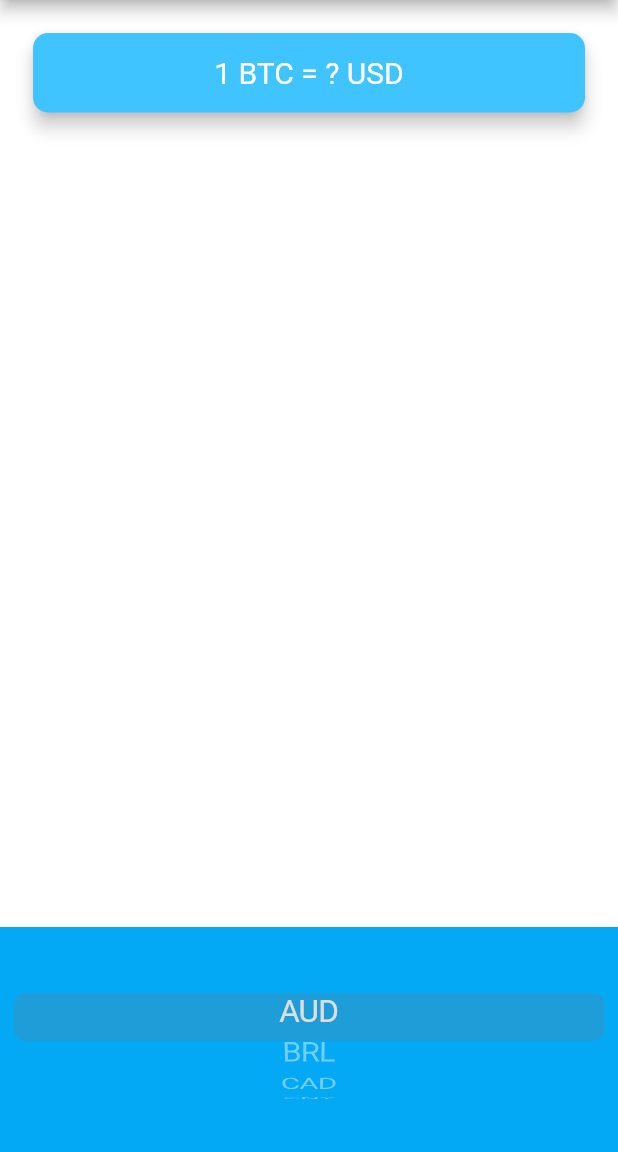
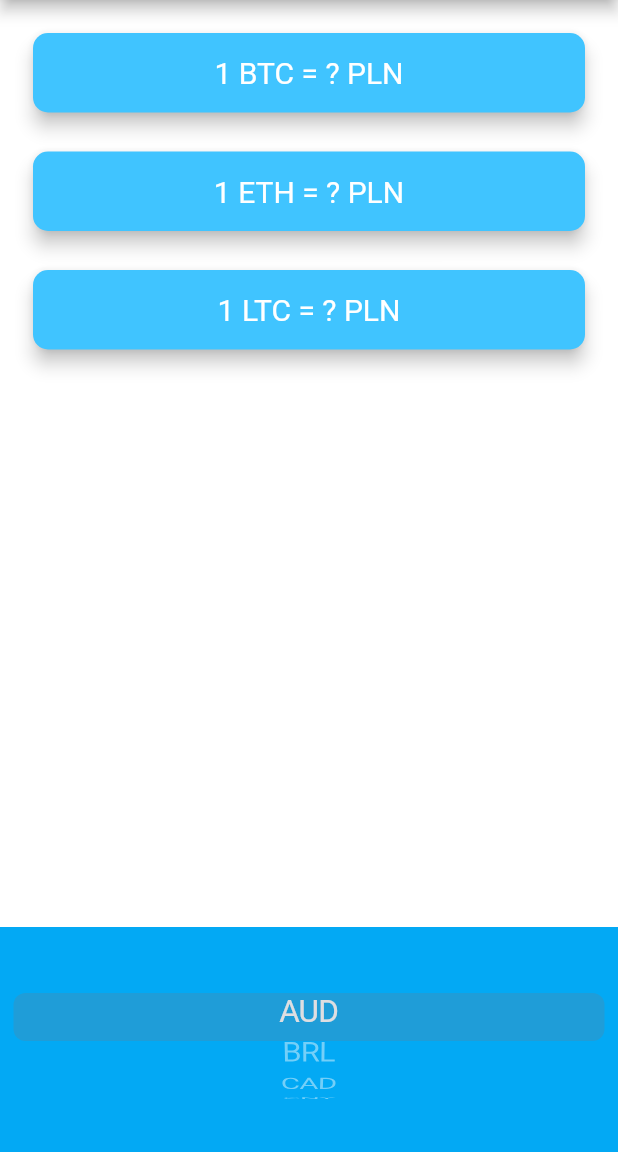
Before and after one commit to hshehabu/bitcoin-ticker-flutter, a Flutter app: the screen it shows after launch, on a phone screen of 412 x 824 dp, the part 84-1236 px from its top. Run offline on Flutter 3.47's test engine with Material 2 defaults, Android fonts, the phone set to English and light mode, and no system bars; network calls fail.

Commit message:
a lot happened

```diff
--- /dev/null
+++ b/lib/bitcoinCard.dart
@@ -0,0 +1,38 @@
+import 'package:flutter/material.dart';
+class BitcoinCard extends StatelessWidget {
+  const BitcoinCard({
+    Key key,
+    @required this.price,
+    @required this.coin,
+    @required this.selectedCurrency,
+  }) : super(key: key);
+
+  final String price;
+  final String coin;
+  final String selectedCurrency;
+
+  @override
+  Widget build(BuildContext context) {
+    return Padding(
+      padding: EdgeInsets.fromLTRB(18.0, 18.0, 18.0, 0),
+      child: Card(
+        color: Colors.lightBlueAccent,
+        elevation: 5.0,
+        shape: RoundedRectangleBorder(
+          borderRadius: BorderRadius.circular(10.0),
+        ),
+        child: Padding(
+          padding: EdgeInsets.symmetric(vertical: 15.0, horizontal: 28.0),
+          child: Text(
+            '1 $coin = $price $selectedCurrency',
+            textAlign: TextAlign.center,
+            style: TextStyle(
+              fontSize: 20.0,
+              color: Colors.white,
+            ),
+          ),
+        ),
+      ),
+    );
+  }
+}
--- a/lib/price_screen.dart
+++ b/lib/price_screen.dart
@@ -1,6 +1,8 @@
 import 'package:flutter/cupertino.dart';
 import 'package:flutter/material.dart';
+import 'bitcoinCard.dart';
 import 'coin_data.dart';
+import 'dart:io' show Platform;
 
 class PriceScreen extends StatefulWidget {
   @override
@@ -8,24 +10,86 @@ class PriceScreen extends StatefulWidget {
 }
 
 class _PriceScreenState extends State<PriceScreen> {
-  List<DropdownMenuItem> getDropDownMenuItems() {
+  String selectedCurrency = 'PLN';
+
+  DropdownButton<String> getDropDownButton() {
     List<DropdownMenuItem<String>> dropDownItems = [];
     for (String currency in currenciesList) {
       var newItem = DropdownMenuItem(child: Text(currency), value: currency);
       dropDownItems.add(newItem);
     }
-    return dropDownItems;
+    return DropdownButton<String>(
+      value: selectedCurrency,
+      items: dropDownItems,
+      onChanged: (value) {
+        setState(() {
+          selectedCurrency = value;
+          getData();
+        });
+      },
+    );
   }
 
-  List<Text> getPickerItems() {
+  CupertinoPicker getCupertinoPicker() {
     List<Text> pickerItems = [];
     for (String currency in currenciesList) {
-      pickerItems.add(Text(currency));
+      pickerItems.add(
+        Text(currency),
+      );
     }
-    return pickerItems;
+    return CupertinoPicker(
+      backgroundColor: Colors.lightBlue,
+      itemExtent: 32.0,
+      onSelectedItemChanged: (value) {
+        setState(() {
+          selectedCurrency = currenciesList[value];
+          getData();
+        });
+      },
+      children: pickerItems,
+    );
   }
 
-  String selectedCurrency = 'USD';
+  Map<String, String> cryptoCurrencies = {};
+  bool isWaiting = false;
+
+  void getData() async {
+    isWaiting = true;
+    try {
+      var data = await CoinData().getData(selectedCurrency);
+      isWaiting = false;
+      setState(
+        () {
+          cryptoCurrencies = data;
+        },
+      );
+    } catch (e) {
+      print(e);
+    }
+  }
+
+  @override
+  void initState() {
+    super.initState();
+    getData();
+  }
+
+  Column makeCards() {
+    List<BitcoinCard> cryptoCards = [];
+    for (String crypto in cryptoList) {
+      cryptoCards.add(
+        BitcoinCard(
+          coin: crypto,
+          selectedCurrency: selectedCurrency,
+          price: isWaiting ? '?' : cryptoCurrencies[crypto],
+        ),
+      );
+    }
+    return Column(
+      crossAxisAlignment: CrossAxisAlignment.stretch,
+      children: cryptoCards,
+    );
+  }
 
   @override
   Widget build(BuildContext context) {
@@ -36,39 +100,18 @@ class _PriceScreenState extends State<PriceScreen> {
       body: Column(
         mainAxisAlignment: MainAxisAlignment.spaceBetween,
         crossAxisAlignment: CrossAxisAlignment.stretch,
-        children: <Widget>[
-          Padding(
-            padding: EdgeInsets.fromLTRB(18.0, 18.0, 18.0, 0),
-            child: Card(
-              color: Colors.lightBlueAccent,
-              elevation: 5.0,
-              shape: RoundedRectangleBorder(
-                borderRadius: BorderRadius.circular(10.0),
-              ),
-              child: Padding(
-                padding: EdgeInsets.symmetric(vertical: 15.0, horizontal: 28.0),
-                child: Text(
-                  '1 BTC = ? USD',
-                  textAlign: TextAlign.center,
-                  style: TextStyle(
-                    fontSize: 20.0,
-                    color: Colors.white,
-                  ),
-                ),
-              ),
-            ),
+        children: [
+          Column(
+            children: [
+              makeCards(),
+            ],
           ),
           Container(
             height: 150.0,
             alignment: Alignment.center,
             padding: EdgeInsets.only(bottom: 30.0),
             color: Colors.lightBlue,
-            child: CupertinoPicker(
-              backgroundColor: Colors.lightBlue,
-              itemExtent: 32.0,
-              onSelectedItemChanged: (value) {},
-              children: getPickerItems(),
-            ),
+            child: getCupertinoPicker(),
           ),
         ],
       ),
```
